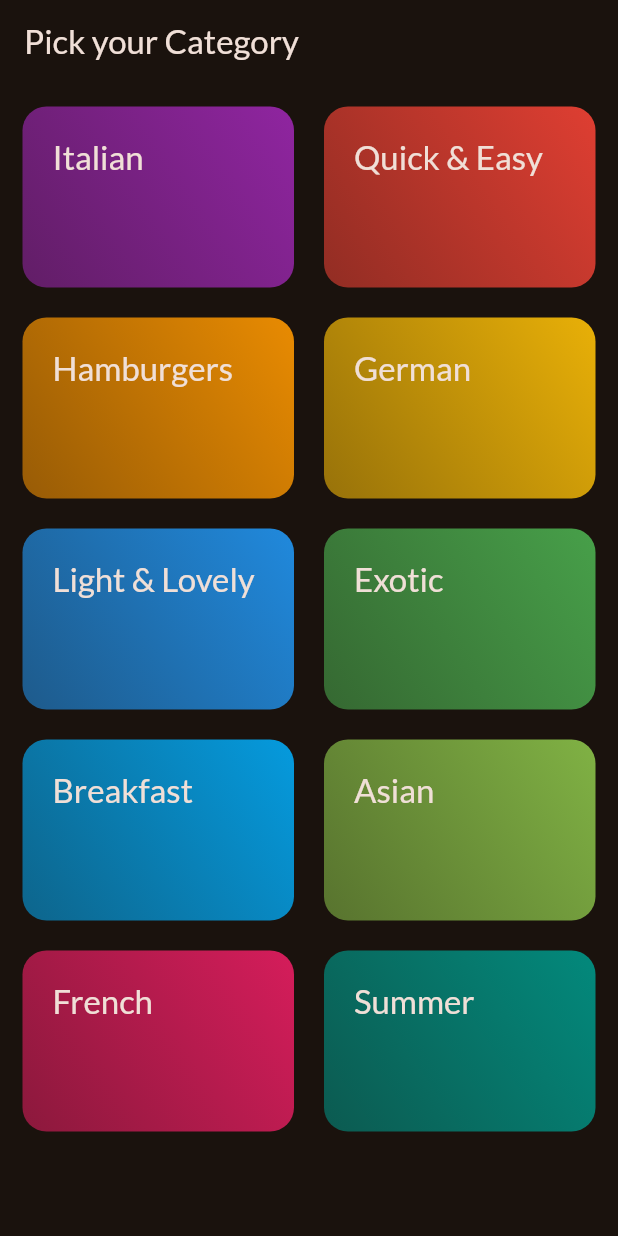
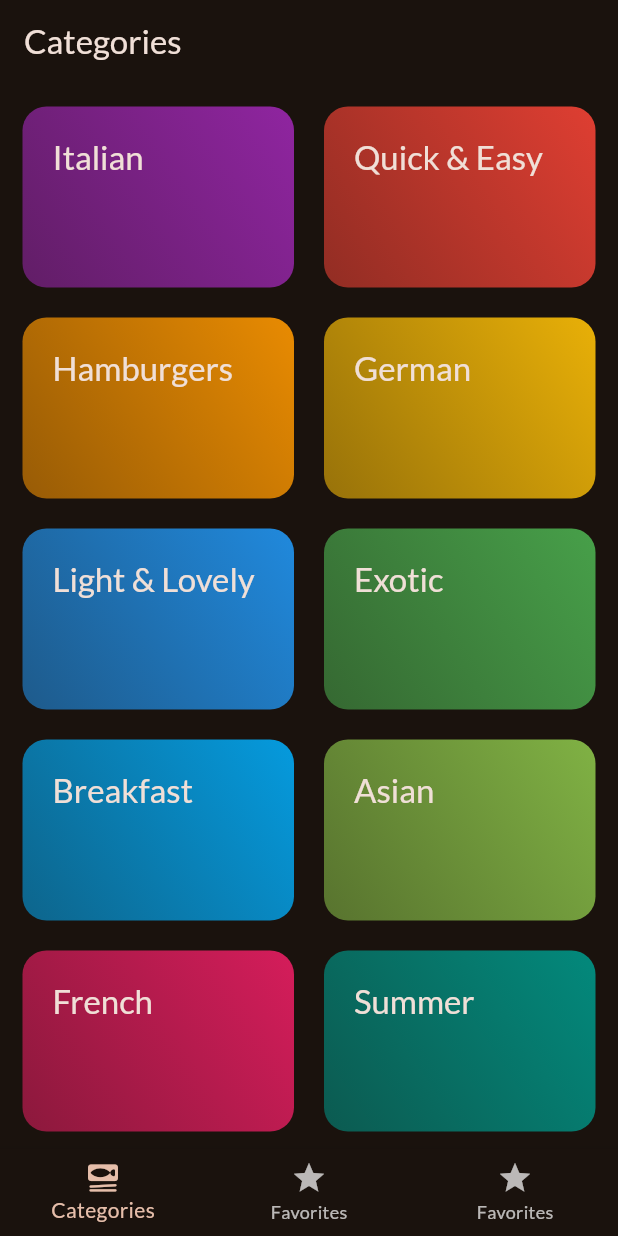
Before and after one commit to BilalDurmus08/meals_app, a Flutter app: the screen it shows after launch, on a phone screen of 412 x 824 dp. Run offline on Flutter 3.47's test engine with Material 3 defaults, Android fonts, the phone set to English and light mode, and no system bars; our stand-ins replace google_fonts, transparent_image.

Commit message:
tabs screen added

```diff
--- a/lib/main.dart
+++ b/lib/main.dart
@@ -2,6 +2,7 @@ import 'package:flutter/material.dart';
 
 import 'package:google_fonts/google_fonts.dart';
 import 'package:meals_app/screens/categories.dart';
+import 'package:meals_app/screens/tabs.dart';
 
 final theme = ThemeData(
   useMaterial3: true,
@@ -20,6 +21,6 @@ class App extends StatelessWidget {
 
   @override
   Widget build(BuildContext context) {
-    return MaterialApp(theme: theme, home: CategoriesScreen());
+    return MaterialApp(theme: theme, home: TabsScreen());
   }
 }
--- a/lib/screens/categories.dart
+++ b/lib/screens/categories.dart
@@ -23,9 +23,7 @@ class CategoriesScreen extends StatelessWidget {
 
   @override
   Widget build(BuildContext context) {
-    return Scaffold(
-      appBar: AppBar(title: const Text('Pick your Category')),
-      body: GridView(
+    return GridView(
       padding: EdgeInsets.all(15),
       gridDelegate: SliverGridDelegateWithFixedCrossAxisCount(
         crossAxisCount: 2,
@@ -40,7 +38,6 @@ class CategoriesScreen extends StatelessWidget {
             onSelectedCategory: () => _selectedCategory(context, category),
           ),
       ],
-      ),
     );
   }
 }
--- /dev/null
+++ b/lib/screens/tabs.dart
@@ -0,0 +1,50 @@
+import 'package:flutter/material.dart';
+import 'package:meals_app/screens/categories.dart';
+import 'package:meals_app/screens/meals.dart';
+
+class TabsScreen extends StatefulWidget {
+  const TabsScreen({super.key});
+
+  @override
+  State<TabsScreen> createState() {
+    return _TabsScreenState();
+  }
+}
+
+class _TabsScreenState extends State<TabsScreen> {
+  int _selectedPage = 0;
+
+  void _selectPage(int index) {
+    setState(() {
+      _selectedPage = index;
+    });
+  }
+
+  @override
+  Widget build(BuildContext context) {
+    Widget activePage = const CategoriesScreen();
+    String activePageTitle = 'Categories';
+
+    if (_selectedPage == 1) {
+      activePage = const Meals(meals: []);
+      activePageTitle = 'Favorites';
+    }
+
+    return Scaffold(
+      appBar: AppBar(title: Text(activePageTitle)),
+      body: activePage,
+      bottomNavigationBar: BottomNavigationBar(
+        currentIndex: _selectedPage,
+        onTap: _selectPage,
+        items: const [
+          BottomNavigationBarItem(
+            icon: Icon(Icons.set_meal_rounded),
+            label: 'Categories',
+          ),
+          BottomNavigationBarItem(icon: Icon(Icons.star), label: 'Favorites'),
+          BottomNavigationBarItem(icon: Icon(Icons.star), label: 'Favorites'),
+        ],
+      ),
+    );
+  }
+}
```
Also changed, not shown: lib/screens/meals.dart (+8 -5 lines), lib/screens/meals_detail_screen.dart (+46 -3 lines). Lines whose indentation alone changed are shown as unchanged.
